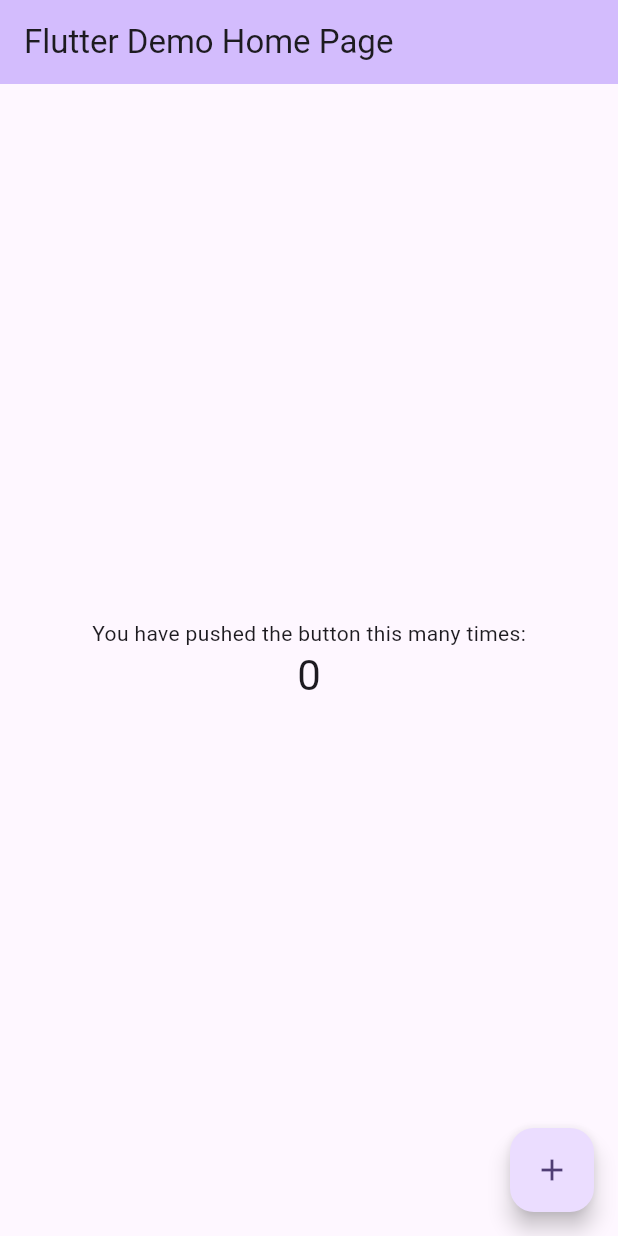
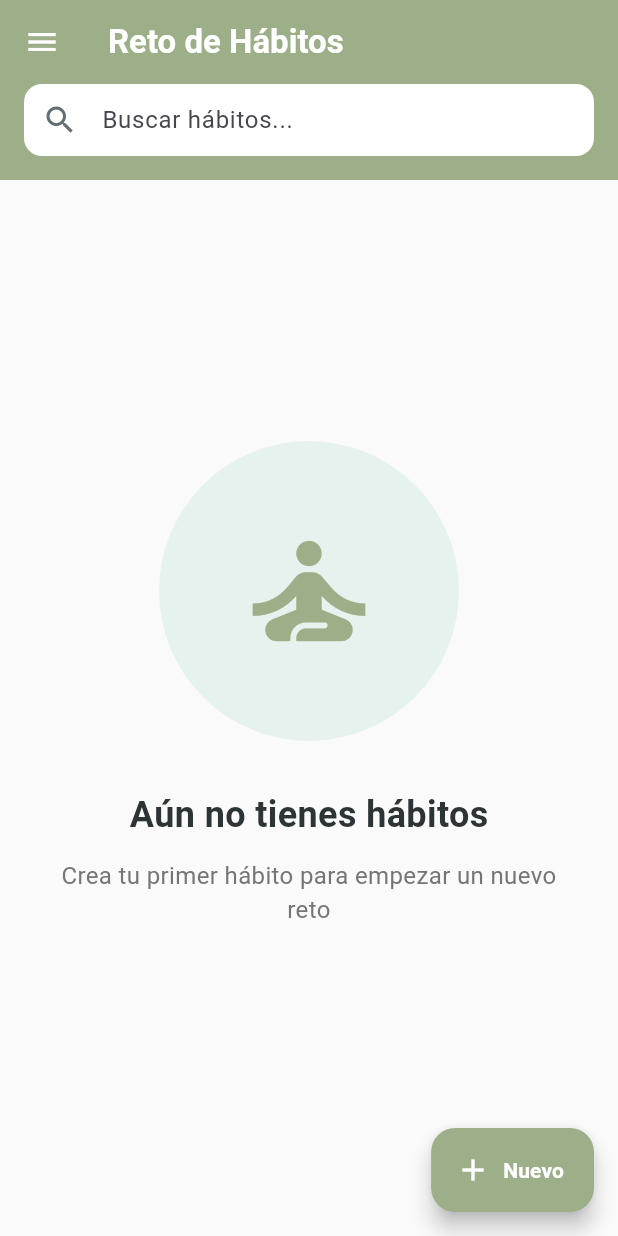
Before and after one commit to jrg84/RetoHabitos_IS513_ProyectoFinal, a Flutter app: the screen it shows after launch, on a phone screen of 412 x 824 dp. Run offline on Flutter 3.47's test engine with Material 3 defaults, Android fonts, the light colour scheme and no system bars; our stand-ins replace cloud_firestore, firebase_auth, firebase_core, fl_chart, go_router; accounts and stored records are empty.

Commit message:
lista de habitos

```diff
--- a/reto_habitos/lib/main.dart
+++ b/reto_habitos/lib/main.dart
@@ -1,6 +1,20 @@
 import 'package:flutter/material.dart';
 
-void main() {
+import 'package:firebase_auth/firebase_auth.dart';
+import 'package:firebase_core/firebase_core.dart';
+import 'firebase_options.dart';
+import 'package:flutter/widgets.dart';
+import 'package:go_router/go_router.dart';
+
+import 'src/views/homepageView.dart';
+
+
+
+Future<void> main() async {
+  WidgetsFlutterBinding.ensureInitialized();
+  await Firebase.initializeApp(
+    options: DefaultFirebaseOptions.currentPlatform,
+  );
   runApp(const MyApp());
 }
 
@@ -10,28 +24,74 @@ class MyApp extends StatelessWidget {
   // This widget is the root of your application.
   @override
   Widget build(BuildContext context) {
-    return MaterialApp(
-      title: 'Flutter Demo',
-      theme: ThemeData(
-        // This is the theme of your application.
-        //
-        // TRY THIS: Try running your application with "flutter run". You'll see
-        // the application has a purple toolbar. Then, without quitting the app,
-        // try changing the seedColor in the colorScheme below to Colors.green
-        // and then invoke "hot reload" (save your changes or press the "hot
-        // reload" button in a Flutter-supported IDE, or press "r" if you used
-        // the command line to start the app).
-        //
-        // Notice that the counter didn't reset back to zero; the application
-        // state is not lost during the reload. To reset the state, use hot
-        // restart instead.
-        //
-        // This works for code too, not just values: Most code changes can be
-        // tested with just a hot reload.
-        colorScheme: ColorScheme.fromSeed(seedColor: Colors.deepPurple),
+
+    return MaterialApp.router(
+      routerConfig: GoRouter(
+        // redirect: (context, state) {
+        //   final user = FirebaseAuth.instance.currentUser;
+
+        //   final freeRoutes = ['/register'];
+
+        //   if (user == null && !freeRoutes.contains(state.fullPath)) {
+        //     return '/login';
+        //   }
+
+        //   return null;
+        // },
+        initialLocation: '/home',
+        routes: [
+          // GoRoute(
+          //   path: '/login',
+          //   name: 'login',
+          //   // builder: (context, state) => LoginPage(),
+          // ),
+          // GoRoute(
+          //   path: '/register',
+          //   name: 'register',
+          //   // builder: (context, state) => RegisterPage(),
+          // ),
+          GoRoute(
+            path: '/home',
+            name: 'home',
+            builder: (state, context) => HomePage(),
+
+          ),
+          GoRoute(
+            path: '/',
+            name: 'default',
+            builder: (state, context) => HomePage(),
+
+          ),
+        ],
       ),
-      home: const MyHomePage(title: 'Flutter Demo Home Page'),
+      debugShowCheckedModeBanner: false,
+      title: 'Todo - App',
+
     );
+
+
+    // return MaterialApp(
+    //   title: 'Flutter Demo',
+    //   theme: ThemeData(
+    //     // This is the theme of your application.
+    //     //
+    //     // TRY THIS: Try running your application with "flutter run". You'll see
+    //     // the application has a purple toolbar. Then, without quitting the app,
+    //     // try changing the seedColor in the colorScheme below to Colors.green
+    //     // and then invoke "hot reload" (save your changes or press the "hot
+    //     // reload" button in a Flutter-supported IDE, or press "r" if you used
+    //     // the command line to start the app).
+    //     //
+    //     // Notice that the counter didn't reset back to zero; the application
+    //     // state is not lost during the reload. To reset the state, use hot
+    //     // restart instead.
+    //     //
+    //     // This works for code too, not just values: Most code changes can be
+    //     // tested with just a hot reload.
+    //     colorScheme: ColorScheme.fromSeed(seedColor: Colors.deepPurple),
+    //   ),
+    //   home: const MyHomePage(title: 'Flutter Demo Home Page'),
+    // );
   }
 }
 
--- /dev/null
+++ b/reto_habitos/lib/src/views/homepageView.dart
@@ -0,0 +1,491 @@
+// lib/src/views/home_page.dart
+import 'package:flutter/material.dart';
+import 'package:firebase_auth/firebase_auth.dart';
+import 'package:fl_chart/fl_chart.dart';
+import 'package:go_router/go_router.dart';
+import '../models/HabitosModel.dart';
+import '../providers/habitosprovider.dart';
+
+class HomePage extends StatefulWidget {
+  const HomePage({super.key});
+
+  @override
+  State<HomePage> createState() => _HomePageState();
+}
+
+class _HomePageState extends State<HomePage> {
+  final HabitoProvider _provider = HabitoProvider();
+  final TextEditingController _searchController = TextEditingController();
+  String _filtro = '';
+
+  @override
+  void dispose() {
+    _searchController.dispose();
+    super.dispose();
+  }
+
+  @override
+  Widget build(BuildContext context) {
+    return Scaffold(
+      backgroundColor: const Color.fromARGB(255, 250, 250, 250),
+      appBar: AppBar(
+        backgroundColor: const Color.fromARGB(255, 156, 175, 136),
+        elevation: 0,
+        title: const Text(
+          'Reto de Hábitos',
+          style: TextStyle(
+            color: Colors.white,
+            fontWeight: FontWeight.bold,
+          ),
+        ),
+        iconTheme: const IconThemeData(color: Colors.white),
+      ),
+      drawer: _buildDrawer(),
+      body: Column(
+        children: [
+          // input de busqueda
+          Container(
+            color: const Color.fromARGB(255, 156, 175, 136),
+            padding: const EdgeInsets.fromLTRB(16, 0, 16, 16),
+            child: TextField(
+              controller: _searchController,
+              onChanged: (value) {
+                setState(() {
+                  _filtro = value.toLowerCase();
+                });
+              },
+              decoration: InputDecoration(
+                hintText: 'Buscar hábitos...',
+                filled: true,
+                fillColor: Colors.white,
+                prefixIcon: const Icon(Icons.search, color: Color.fromARGB(255, 99, 110, 114)),
+                border: OutlineInputBorder(
+                  borderRadius: BorderRadius.circular(12),
+                  borderSide: BorderSide.none,
+                ),
+                contentPadding: const EdgeInsets.symmetric(vertical: 0),
+              ),
+            ),
+          ),
+
+
+          Expanded(
+            child: StreamBuilder<List<Habito>>(
+              stream: _provider.getHabitosUsuario(),
+              builder: (context, snapshot) {
+                if (snapshot.connectionState == ConnectionState.waiting) {
+                  return const Center(
+                    child: CircularProgressIndicator(
+                      color: Color.fromARGB(255, 156, 175, 136),
+                    ),
+                  );
+                }
+
+                if (snapshot.hasError) {
+                  return Center(
+                    child: Column(
+                      mainAxisAlignment: MainAxisAlignment.center,
+                      children: [
+                        const Icon(
+                          Icons.error_outline,
+                          size: 64,
+                          color: Colors.red,
+                        ),
+                        const SizedBox(height: 16),
+                        Text(
+                          'Error al cargar hábitos',
+                          style: TextStyle(
+                            fontSize: 18,
+                            color: Colors.grey[700],
+                          ),
+                        ),
+                        const SizedBox(height: 8),
+                        Text(
+                          snapshot.error.toString(),
+                          style: TextStyle(color: Colors.grey[600]),
+                          textAlign: TextAlign.center,
+                        ),
+                      ],
+                    ),
+                  );
+                }
+
+                final habitos = snapshot.data ?? [];
+                // final habitos = [];
+
+                // flitrar habitos
+                final habitosFiltrados = habitos.where((h) {
+                  return h.nombre.toLowerCase().contains(_filtro);
+                }).toList();
+
+                if (habitosFiltrados.isEmpty) {
+                  if (_filtro.isNotEmpty) {
+                    return Center(
+                      child: Text(
+                        'No se encontraron hábitos',
+                        style: TextStyle(
+                          fontSize: 16,
+                          color: Colors.grey[600],
+                        ),
+                      ),
+                    );
+                  }
+                  return _buildEmptyState();
+                }
+
+                return ListView.builder(
+                  padding: const EdgeInsets.all(16),
+                  itemCount: habitosFiltrados.length,
+                  itemBuilder: (context, index) {
+                    return _buildHabitoCard(habitosFiltrados[index]);
+                  },
+                );
+              },
+            ),
+          ),
+        ],
+      ),
+      floatingActionButton: FloatingActionButton.extended(
+        onPressed: () {
+          // TODO: Navegar a crear hábito
+          context.push('/habitos/crear');
+        },
+        backgroundColor: const Color.fromARGB(255, 156, 175, 136),
+        icon: const Icon(Icons.add, color: Colors.white),
+        label: const Text(
+          'Nuevo',
+          style: TextStyle(color: Colors.white, fontWeight: FontWeight.bold),
+        ),
+      ),
+    );
+  }
+
+  Widget _buildDrawer() {
+    // final user = FirebaseAuth.instance.currentUser;
+
+    return Drawer(
+      child: Column(
+        children: [
+          // Header con perfil
+          // UserAccountsDrawerHeader(
+          //   decoration: const BoxDecoration(
+          //     color: Color(0xFF9CAF88),
+          //   ),
+          //   currentAccountPicture: CircleAvatar(
+          //     backgroundColor: Colors.white,
+          //     // backgroundImage: user?.photoURL != null
+          //     //     ? NetworkImage(user!.photoURL!)
+          //     //     : null,
+          //     // child: user?.photoURL == null
+          //     //     ? const Icon(Icons.person, size: 40, color: Color(0xFF9CAF88))
+          //     //     : null,
+          //   ),
+          //   accountName: Text( 'Usuario',
+          //     // user?.displayName ?? 'Usuario',
+          //     style: const TextStyle(
+          //       fontWeight: FontWeight.bold,
+          //       fontSize: 18,
+          //     ),
+          //   ),
+          //   accountEmail: Text(user?.email ?? ''),
+          // ),
+
+          // menu
+          ListTile(
+            leading: const Icon(Icons.home, color: Color.fromARGB(255, 156, 175, 136)),
+            title: const Text(
+              'Inicio',
+              style: TextStyle(fontWeight: FontWeight.bold),
+            ),
+            selected: true,
+            selectedTileColor: const Color.fromARGB(255, 184, 224, 210).withOpacity(0.2),
+            onTap: () {
+              Navigator.pop(context);
+            },
+          ),
+
+          const Spacer(),
+
+          const Divider(),
+
+          // cerrar sesion
+          ListTile(
+            leading: const Icon(Icons.logout, color: Colors.red),
+            title: const Text('Cerrar Sesión'),
+            onTap: () async {
+              await FirebaseAuth.instance.signOut();
+              if (context.mounted) {
+                context.go('/login');
+              }
+            },
+          ),
+
+          const SizedBox(height: 16),
+        ],
+      ),
+    );
+  }
+
+  Widget _buildEmptyState() {
+    return Center(
+      child: Padding(
+        padding: const EdgeInsets.all(32),
+        child: Column(
+          mainAxisAlignment: MainAxisAlignment.center,
+          children: [
+            // Ilustración
+            Container(
+              width: 200,
+              height: 200,
+              decoration: BoxDecoration(
+                color: const Color.fromARGB(255, 184, 224, 210).withOpacity(0.3),
+                shape: BoxShape.circle,
+              ),
+              child: const Icon(
+                Icons.self_improvement,
+                size: 100,
+                color: Color.fromARGB(255, 156, 175, 136),
+              ),
+            ),
+
+            const SizedBox(height: 32),
+
+            const Text(
+              'Aún no tienes hábitos',
+              style: TextStyle(
+                fontSize: 24,
+                fontWeight: FontWeight.bold,
+                color: Color.fromARGB(255, 45, 52, 54),
+              ),
+            ),
+
+            const SizedBox(height: 12),
+
+            Text(
+              'Crea tu primer hábito para empezar un nuevo reto',
+              textAlign: TextAlign.center,
+              style: TextStyle(
+                fontSize: 16,
+                color: Colors.grey[600],
+              ),
+            ),
+
+            const SizedBox(height: 32),
+
+            // ElevatedButton.icon(
+            //   onPressed: () {
+            //     context.push('/habitos/crear');
+            //   },
+            //   icon: const Icon(Icons.add),
+            //   label: const Text('Crear mi primer hábito'),
+            //   style: ElevatedButton.styleFrom(
+            //     backgroundColor: const Color(0xFF9CAF88),
+            //     foregroundColor: Colors.white,
+            //     padding: const EdgeInsets.symmetric(
+            //       horizontal: 32,
+            //       vertical: 16,
+            //     ),
+            //     shape: RoundedRectangleBorder(
+            //       borderRadius: BorderRadius.circular(12),
+            //     ),
+            //   ),
+            // ),
+          ],
+        ),
+      ),
+    );
+  }
+
+  Widget _buildHabitoCard(Habito habito) {
+    return Card(
+      margin: const EdgeInsets.only(bottom: 16),
+      elevation: 2,
+      shape: RoundedRectangleBorder(
+        borderRadius: BorderRadius.circular(16),
+      ),
+      child: InkWell(
+        onTap: () {
+          // navegacion a detalle del hábito
+          context.push('/habitos/${habito.id}');
+        },
+        borderRadius: BorderRadius.circular(16),
+        child: Padding(
+          padding: const EdgeInsets.all(16),
+          child: Row(
+            children: [
+              // grafico
+              SizedBox(
+                width: 80,
+                height: 80,
+                child: _buildDonutChart(habito),
+              ),
+
+              const SizedBox(width: 16),
+
+              // informacion de hábito
+              Expanded(
+                child: Column(
+                  crossAxisAlignment: CrossAxisAlignment.start,
+                  children: [
+                    // Nombre
+                    Text(
+                      habito.nombre,
+                      style: const TextStyle(
+                        fontSize: 18,
+                        fontWeight: FontWeight.bold,
+                        color: Color.fromARGB(255, 45, 52, 54),
+                      ),
+                    ),
+
+                    const SizedBox(height: 8),
+
+
+                    Row(
+                      children: [
+                        const Icon(
+                          Icons.check_circle_outline,
+                          size: 16,
+                          color: Color.fromARGB(255, 156, 175, 136),
+                        ),
+                        const SizedBox(width: 4),
+                        Text(
+                          '${habito.diasRealizados}/30 días',
+                          style: const TextStyle(
+                            fontSize: 14,
+                            color: Color.fromARGB(255, 99, 110, 114),
+                          ),
+                        ),
+                      ],
+                    ),
+
+                    const SizedBox(height: 4),
+
+
+                    Row(
+                      children: [
+                        const Text(
+                          '🔥',
+                          style: TextStyle(fontSize: 16),
+                        ),
+                        const SizedBox(width: 4),
+                        Text(
+                          '${habito.streakActual} días seguidos',
+                          style: const TextStyle(
+                            fontSize: 14,
+                            color: Color.fromARGB(255, 99, 110, 114),
+                          ),
+                        ),
+                      ],
+                    ),
+
+                    const SizedBox(height: 4),
+
+
+                    Row(
+                      children: [
+                        const Icon(
+                          Icons.calendar_today,
+                          size: 16,
+                          color: Color.fromARGB(255, 212, 165, 116),
+                        ),
+                        const SizedBox(width: 4),
+                        Text(
+                          'Termina: ${_formatearFecha(habito.fechaFin)}',
+                          style: const TextStyle(
+                            fontSize: 14,
+                            color: Color.fromARGB(255, 99, 110, 114),
+                          ),
+                        ),
+                      ],
+                    ),
+                  ],
+                ),
+              ),
+
+              // dias restantes
+              Container(
+                padding: const EdgeInsets.symmetric(
+                  horizontal: 12,
+                  vertical: 6,
+                ),
+                decoration: BoxDecoration(
+                  color: const Color.fromARGB(100, 180, 255, 229),
+                  borderRadius: BorderRadius.circular(12),
+                ),
+                child: Column(
+                  children: [
+                    Text(
+                      '${habito.diasRestantes}',
+                      style: const TextStyle(
+                        fontSize: 20,
+                        fontWeight: FontWeight.bold,
+                        color: Color.fromARGB(255, 45, 52, 54),
+                      ),
+                    ),
+                    const Text(
+                      'días',
+                      style: TextStyle(
+                        fontSize: 10,
+                        color: Color.fromARGB(255, 99, 110, 114),
+                      ),
+                    ),
+                  ],
+                ),
+              ),
+            ],
+          ),
+        ),
+      ),
+    );
+  }
+
+  Widget _buildDonutChart(Habito habito) {
+    final porcentaje = habito.porcentajeCompletado;
+
+    return Stack(
+      alignment: Alignment.center,
+      children: [
+        PieChart(
+          PieChartData(
+            sectionsSpace: 0,
+            centerSpaceRadius: 25,
+            startDegreeOffset: -90,
+            sections: [
+              // Completado
+              PieChartSectionData(
+                value: habito.diasRealizados.toDouble(),
+                color: const Color.fromARGB(255, 156, 175, 136),
+                radius: 10,
+                showTitle: false,
+              ),
+              // Restante
+              PieChartSectionData(
+                value: (30 - habito.diasRealizados).toDouble(),
+                color: const Color.fromARGB(255, 224, 224, 224),
+                radius: 10,
+                showTitle: false,
+              ),
+            ],
+          ),
+        ),
+
+        Text(
+          '${porcentaje.toInt()}%',
+          style: const TextStyle(
+            fontSize: 16,
+            fontWeight: FontWeight.bold,
+            color: Color.fromARGB(255, 45, 52, 54),
+          ),
+        ),
+      ],
+    );
+  }
+
+  String _formatearFecha(DateTime fecha) {
+    final meses = [
+      'Ene', 'Feb', 'Mar', 'Abr', 'May', 'Jun',
+      'Jul', 'Ago', 'Sep', 'Oct', 'Nov', 'Dic'
+    ];
+    return '${fecha.day} ${meses[fecha.month - 1]}';
+  }
+}
--- a/reto_habitos/pubspec.yaml
+++ b/reto_habitos/pubspec.yaml
@@ -38,6 +38,8 @@ dependencies:
   # Use with the CupertinoIcons class for iOS style icons.
   cupertino_icons: ^1.0.8
   cloud_firestore: ^6.1.0
+  go_router: ^17.0.0
+  fl_chart: ^1.1.1
 
 dev_dependencies:
   flutter_test:
```
Also changed, not shown: reto_habitos/lib/src/providers/habitosprovider.dart (added, +43 -0 lines), 1 other file.
